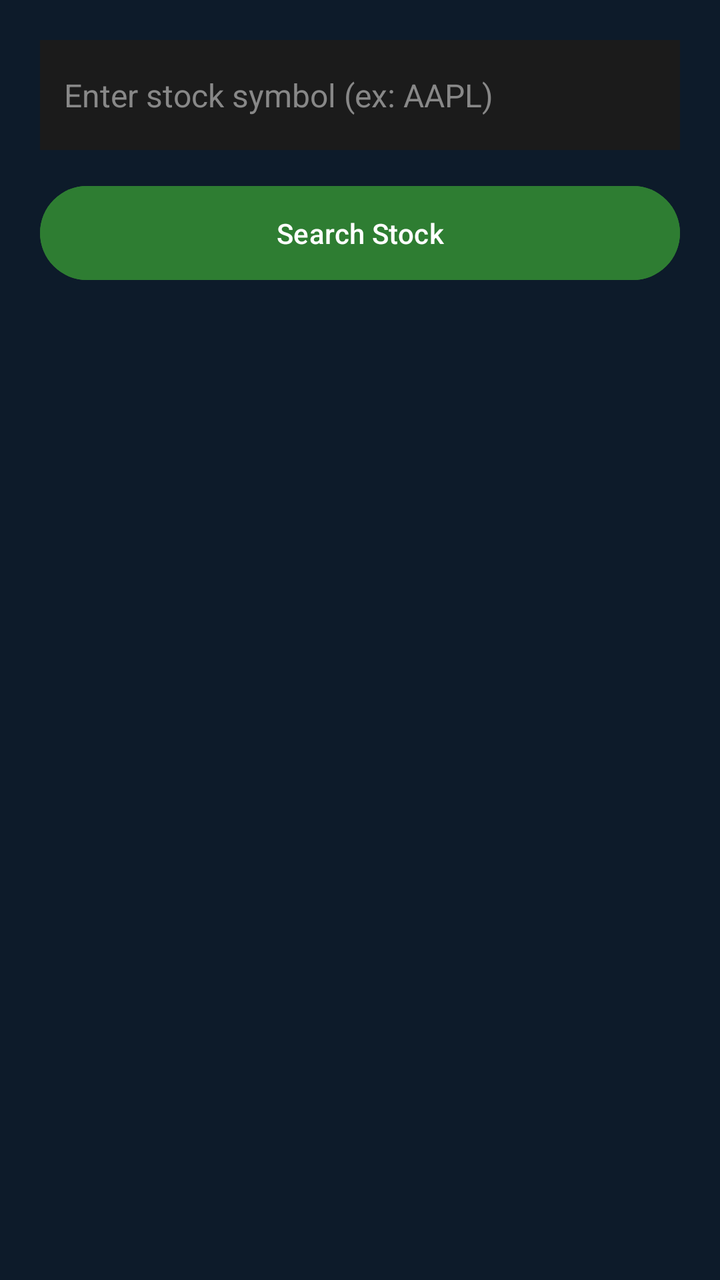
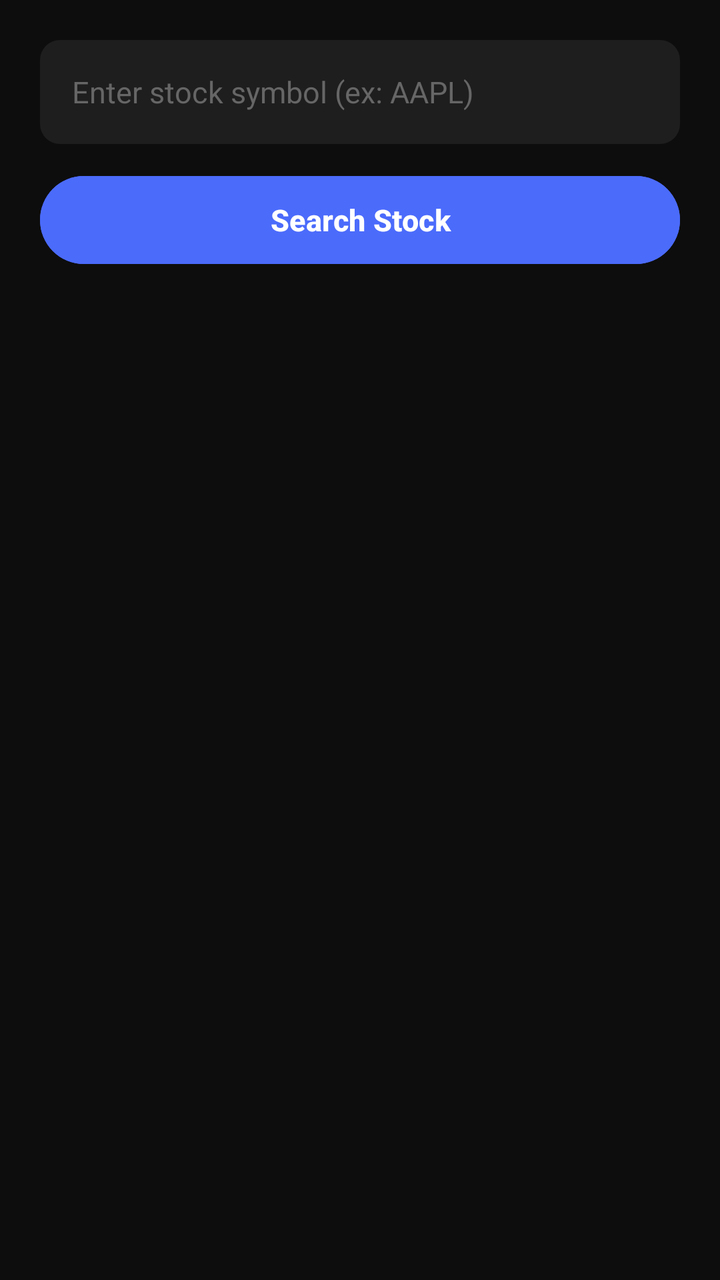

Before-and-after screenshots of an Android layout around one commit, followed by the original layout XML and the change that was made.
<!-- AndroidManifest.xml: application theme Theme.PaperTraderV2 -->
<!-- res/layout/activity_search.xml -->
<?xml version="1.0" encoding="utf-8"?>
<LinearLayout xmlns:android="http://schemas.android.com/apk/res/android"
    xmlns:app="http://schemas.android.com/apk/res-auto"
    android:layout_width="match_parent"
    android:layout_height="match_parent"
    android:orientation="vertical"
    android:padding="20dp"
    android:background="#0D1B2A">


    
    <EditText
        android:id="@+id/searchInput"
        android:layout_width="match_parent"
        android:layout_height="55dp"
        android:hint="Enter stock symbol (ex: AAPL)"
        android:background="#1B1B1B"
        android:textColor="#FFFFFF"
        android:textColorHint="#888888"
        android:padding="12dp"
        android:textSize="16sp"
        android:layout_marginBottom="14dp" />

    <Button
        android:id="@+id/searchButton"
        android:layout_width="match_parent"
        android:layout_height="55dp"
        android:text="Search Stock"
        android:backgroundTint="#2E7D32"
        android:textColor="#FFFFFF"
        android:textAllCaps="false" />
    

    <LinearLayout
        android:id="@+id/resultCard"
        android:layout_width="match_parent"
        android:layout_height="wrap_content"
        android:orientation="vertical"
        android:background="#1B1B1B"
        android:padding="20dp"
        android:layout_marginTop="24dp"
        android:visibility="gone">

        <TextView
            android:id="@+id/stockSymbol"
            android:layout_width="wrap_content"
            android:layout_height="wrap_content"
            android:text="AAPL"
            android:textColor="#FFFFFF"
            android:textSize="22sp"
            android:textStyle="bold" />

        <TextView
            android:id="@+id/stockPrice"
            android:layout_width="wrap_content"
            android:layout_height="wrap_content"
            android:text="$0.00"
            android:textColor="#4CAF50"
            android:textSize="18sp"
            android:paddingTop="6dp" />
    </LinearLayout>

</LinearLayout>
<!-- resources referenced by this layout -->
<resources>
  <style name="Theme.PaperTraderV2" parent="Base.Theme.PaperTraderV2" />
  <style name="Base.Theme.PaperTraderV2" parent="Theme.Material3.DayNight.NoActionBar">
          
          
      </style>
</resources>

<!-- the commit's change to res/layout/activity_search.xml (unified diff, before → after) -->
@@ -4,41 +4,42 @@
     android:layout_width="match_parent"
     android:layout_height="match_parent"
     android:orientation="vertical"
-    android:padding="20dp"
-    android:background="#0D1B2A">
-
+    android:background="#0D0D0D"
+    android:padding="20dp">
 
     
     <EditText
         android:id="@+id/searchInput"
         android:layout_width="match_parent"
-        android:layout_height="55dp"
+        android:layout_height="52dp"
         android:hint="Enter stock symbol (ex: AAPL)"
-        android:background="#1B1B1B"
+        android:background="@drawable/bg_input_field"
         android:textColor="#FFFFFF"
-        android:textColorHint="#888888"
-        android:padding="12dp"
-        android:textSize="16sp"
-        android:layout_marginBottom="14dp" />
+        android:textColorHint="#666666"
+        android:paddingStart="16dp"
+        android:paddingEnd="16dp"
+        android:textSize="15sp"
+        android:layout_marginBottom="12dp" />
 
     <Button
         android:id="@+id/searchButton"
         android:layout_width="match_parent"
-        android:layout_height="55dp"
+        android:layout_height="52dp"
         android:text="Search Stock"
-        android:backgroundTint="#2E7D32"
+        android:backgroundTint="#4B6BFB"
         android:textColor="#FFFFFF"
-        android:textAllCaps="false" />
-    
+        android:textAllCaps="false"
+        android:textSize="15sp"
+        android:textStyle="bold" />
 
     <LinearLayout
         android:id="@+id/resultCard"
         android:layout_width="match_parent"
         android:layout_height="wrap_content"
         android:orientation="vertical"
-        android:background="#1B1B1B"
+        android:background="@drawable/bg_card_dark"
         android:padding="20dp"
-        android:layout_marginTop="24dp"
+        android:layout_marginTop="20dp"
         android:visibility="gone">
 
         <TextView
@@ -55,7 +56,7 @@
             android:layout_width="wrap_content"
             android:layout_height="wrap_content"
             android:text="$0.00"
-            android:textColor="#4CAF50"
+            android:textColor="#4B6BFB"
             android:textSize="18sp"
             android:paddingTop="6dp" />
     </LinearLayout>
<!-- resource entries referenced after the edit -->
@@ -1,9 +1,31 @@
 <!-- resources referenced by this layout -->
 <resources>
+  <!-- drawable bg_card_dark (drawable) -->
+  <?xml version="1.0" encoding="utf-8"?>
+  <shape xmlns:android="http://schemas.android.com/apk/res/android"
+      android:shape="rectangle">
+      <solid android:color="#1E1E1E" />
+      <corners android:radius="12dp" />
+  </shape>
+  <!-- drawable bg_input_field (drawable) -->
+  <?xml version="1.0" encoding="utf-8"?>
+  <shape xmlns:android="http://schemas.android.com/apk/res/android"
+      android:shape="rectangle">
+      <solid android:color="#1E1E1E" />
+      <corners android:radius="10dp" />
+  </shape>
   <style name="Theme.PaperTraderV2" parent="Base.Theme.PaperTraderV2" />
   <style name="Base.Theme.PaperTraderV2" parent="Theme.Material3.DayNight.NoActionBar">
-          
-          
+          <item name="android:windowBackground">#000000</item>
+          <item name="android:colorBackground">#000000</item>
+          <item name="colorPrimary">#000000</item>
+          <item name="colorPrimaryContainer">#000000</item>
+          <item name="colorSurface">#000000</item>
+          <item name="colorSurfaceVariant">#000000</item>
+          <item name="android:navigationBarColor">#0D0D0D</item>
+          <item name="android:statusBarColor">#000000</item>
+          <item name="android:windowLightStatusBar">false</item>
+          <item name="android:windowLightNavigationBar">false</item>
       </style>
 </resources>
 
